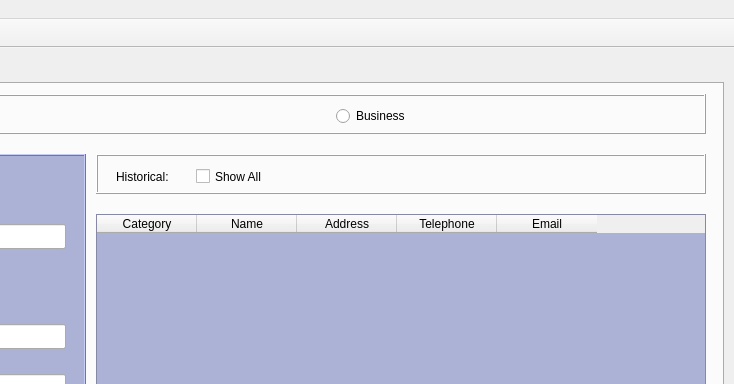
This is RibasGonzalezR/templates/MainWindow.ui in DiegoSabir/InterfaceDevelopment as Qt 5 draws it before an edit; both pictures show x 386 to 1120 and y 0 to 384 of the 1120 by 800 pixel window. The edited form follows.
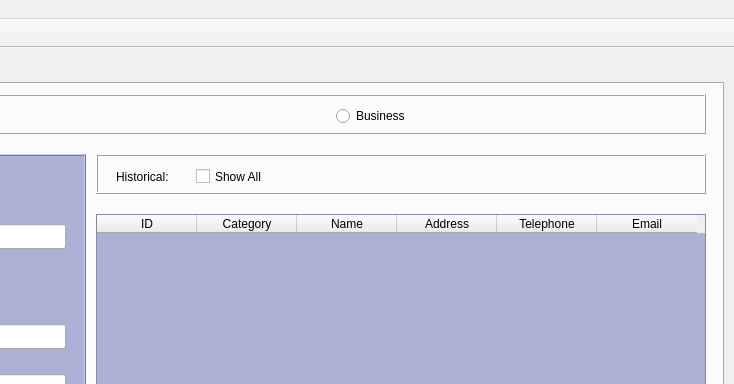
This is the edited form. The open tabs and pages were chosen to show the change. Icons and pictures are not drawn.

```diff
--- a/RibasGonzalezR/templates/MainWindow.ui
+++ b/RibasGonzalezR/templates/MainWindow.ui
@@ -777,6 +777,14 @@
     background-color: #ACB1D6;
 }</string>
       </property>
+      <property name="selectionBehavior">
+       <enum>QAbstractItemView::SelectRows</enum>
+      </property>
+      <column>
+       <property name="text">
+        <string>ID</string>
+       </property>
+      </column>
       <column>
        <property name="text">
         <string>Category</string>
```
Left out of the diff: 4 changed lines with no effect on the pictures.
